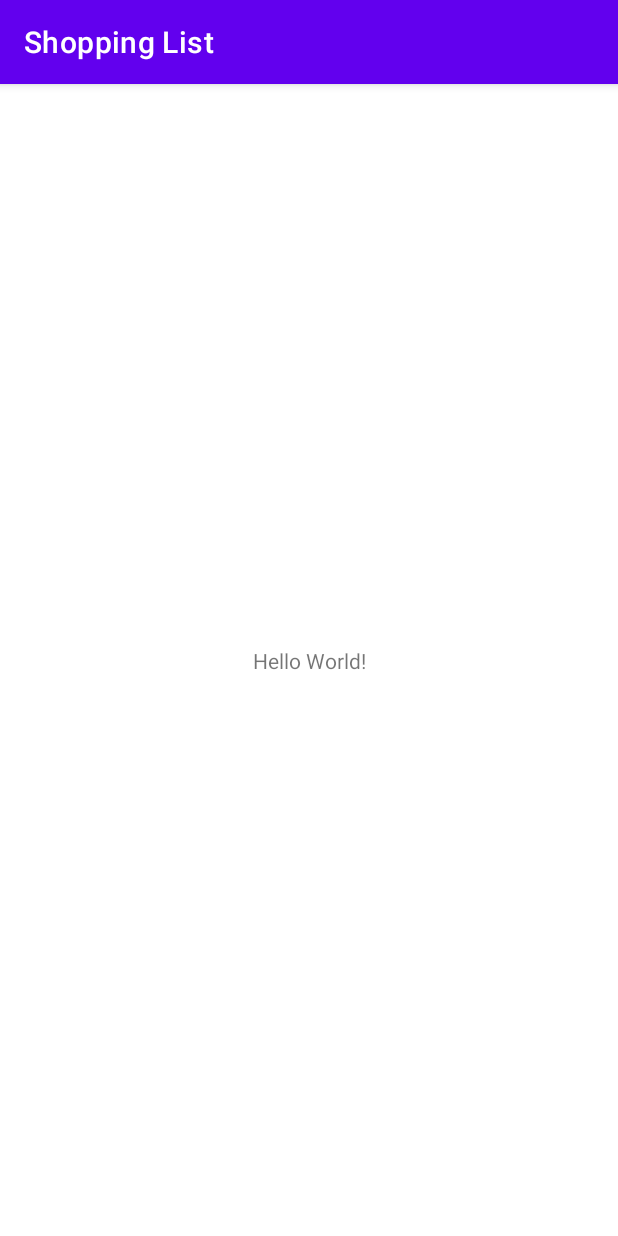
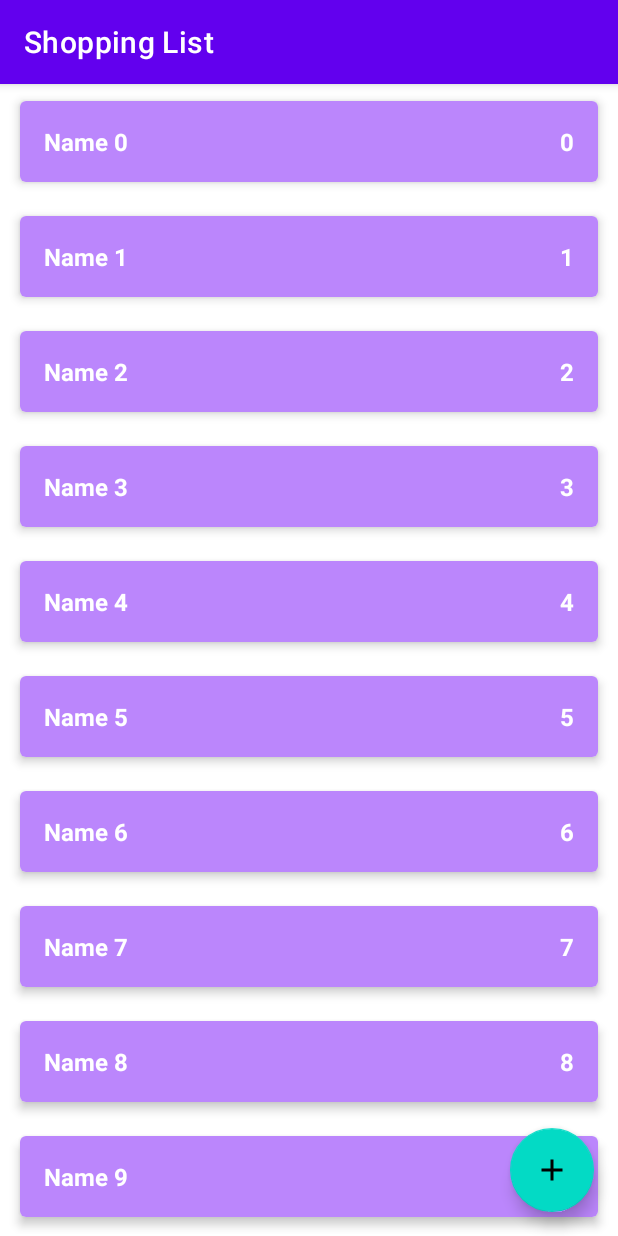
Before and after one commit to lLeoNeedl/ShoppingList, an Android app: the screen it shows after launch (MainActivity), on a phone screen of 412 x 824 dp. Run offline under Robolectric (Android 15) with nearby library versions, the phone set to English and light mode, and no system bars.

Commit message:
Finishing lesson 6

```diff
--- a/app/src/main/java/com/example/shoppinglist/data/ShopListRepositoryImpl.kt
+++ b/app/src/main/java/com/example/shoppinglist/data/ShopListRepositoryImpl.kt
@@ -7,7 +7,9 @@ import com.example.shoppinglist.domain.ShopListRepository
 
 object ShopListRepositoryImpl : ShopListRepository {
 
-    private val shopList = mutableListOf<ShopItem>()
+    private val shopList = sortedSetOf<ShopItem>(
+        { o1, o2 -> o1.id - o2.id }
+    )
 
     private var autoIncrementId = 0
 
--- a/app/src/main/java/com/example/shoppinglist/presentation/MainActivity.kt
+++ b/app/src/main/java/com/example/shoppinglist/presentation/MainActivity.kt
@@ -3,20 +3,51 @@ package com.example.shoppinglist.presentation
 import androidx.appcompat.app.AppCompatActivity
 import android.os.Bundle
 import android.util.Log
+import android.view.LayoutInflater
+import android.widget.LinearLayout
+import android.widget.TextView
 import androidx.lifecycle.ViewModelProvider
 import com.example.shoppinglist.R
 import com.example.shoppinglist.data.ShopListRepositoryImpl
+import com.example.shoppinglist.domain.ShopItem
 
 class MainActivity : AppCompatActivity() {
 
     private lateinit var viewModel: MainViewModel
+    private lateinit var linearLayoutShopList: LinearLayout
 
     override fun onCreate(savedInstanceState: Bundle?) {
         super.onCreate(savedInstanceState)
         setContentView(R.layout.activity_main)
+        linearLayoutShopList = findViewById(R.id.linearLayoutShopList)
         viewModel = ViewModelProvider(this)[MainViewModel::class.java]
         viewModel.shopList.observe(this) {
-            Log.d("MainActivityTest", it.toString())
+            showList(it)
+        }
+    }
+
+    private fun showList(list: List<ShopItem>) {
+        linearLayoutShopList.removeAllViews()
+        for (shopItem in list) {
+            val layoutId = if (shopItem.enabled) {
+                R.layout.item_shop_enabled
+            } else {
+                R.layout.item_shop_disabled
+            }
+            val view = LayoutInflater.from(this).inflate(
+                layoutId,
+                linearLayoutShopList,
+                false
+            )
+            val tvName: TextView = view.findViewById(R.id.tv_name)
+            val tvCount: TextView = view.findViewById(R.id.tv_count)
+            tvName.text = shopItem.name
+            tvCount.text = shopItem.count.toString()
+            view.setOnLongClickListener {
+                viewModel.editShopItem(shopItem)
+                true
+            }
+            linearLayoutShopList.addView(view)
         }
     }
 }
--- /dev/null
+++ b/app/src/main/res/drawable/ic_add.xml
@@ -0,0 +1,9 @@
+<vector xmlns:android="http://schemas.android.com/apk/res/android"
+    android:width="24dp"
+    android:height="24dp"
+    android:viewportWidth="24"
+    android:viewportHeight="24">
+  <path
+      android:pathData="M19,13h-6v6h-2v-6H5v-2h6V5h2v6h6v2z"
+      android:fillColor="#ffffff"/>
+</vector>
--- a/app/src/main/res/layout/activity_main.xml
+++ b/app/src/main/res/layout/activity_main.xml
@@ -6,13 +6,40 @@
     android:layout_height="match_parent"
     tools:context=".presentation.MainActivity">
 
-    <TextView
+    <ScrollView
+        android:layout_width="match_parent"
+        android:layout_height="match_parent">
+
+        <LinearLayout
+            android:id="@+id/linearLayoutShopList"
+            android:layout_width="match_parent"
+            android:layout_height="wrap_content"
+            android:orientation="vertical" />
+
+    </ScrollView>
+
+<!--    <androidx.recyclerview.widget.RecyclerView-->
+<!--        android:id="@+id/rv_shop_list"-->
+<!--        android:layout_width="0dp"-->
+<!--        android:layout_height="0dp"-->
+<!--        app:layoutManager="androidx.recyclerview.widget.LinearLayoutManager"-->
+<!--        app:layout_constraintBottom_toBottomOf="parent"-->
+<!--        app:layout_constraintEnd_toEndOf="parent"-->
+<!--        app:layout_constraintStart_toStartOf="parent"-->
+<!--        app:layout_constraintTop_toTopOf="parent"-->
+<!--        tools:listitem="@layout/item_shop_enabled" />-->
+
+    <com.google.android.material.floatingactionbutton.FloatingActionButton
+        android:id="@+id/button_add_shop_item"
         android:layout_width="wrap_content"
         android:layout_height="wrap_content"
-        android:text="Hello World!"
+        android:layout_marginEnd="16dp"
+        android:layout_marginBottom="16dp"
+        android:clickable="true"
+        android:contentDescription="@string/add_shop_item_content_description"
+        android:focusable="true"
         app:layout_constraintBottom_toBottomOf="parent"
         app:layout_constraintEnd_toEndOf="parent"
-        app:layout_constraintStart_toStartOf="parent"
-        app:layout_constraintTop_toTopOf="parent" />
+        app:srcCompat="@drawable/ic_add" />
 
 </androidx.constraintlayout.widget.ConstraintLayout>
--- /dev/null
+++ b/app/src/main/res/layout/item_shop_enabled.xml
@@ -0,0 +1,43 @@
+<?xml version="1.0" encoding="utf-8"?>
+<androidx.cardview.widget.CardView xmlns:android="http://schemas.android.com/apk/res/android"
+    xmlns:app="http://schemas.android.com/apk/res-auto"
+    xmlns:tools="http://schemas.android.com/tools"
+    android:layout_width="match_parent"
+    android:layout_height="wrap_content"
+    android:layout_marginStart="8dp"
+    android:layout_marginTop="4dp"
+    android:layout_marginEnd="8dp"
+    android:layout_marginBottom="4dp"
+    app:cardCornerRadius="4dp"
+    app:cardElevation="4dp"
+    app:cardUseCompatPadding="true">
+
+    <LinearLayout
+        android:layout_width="match_parent"
+        android:layout_height="wrap_content"
+        android:background="@color/purple_200"
+        android:orientation="horizontal"
+        android:padding="16dp">
+
+        <TextView
+            android:id="@+id/tv_name"
+            android:layout_width="0dp"
+            android:layout_height="wrap_content"
+            android:layout_weight="1"
+            android:textColor="@color/white"
+            android:textSize="16sp"
+            android:textStyle="bold"
+            tools:text="Салфетки" />
+
+        <TextView
+            android:id="@+id/tv_count"
+            android:layout_width="wrap_content"
+            android:layout_height="wrap_content"
+            android:textColor="@color/white"
+            android:textSize="16sp"
+            android:textStyle="bold"
+            tools:text="1" />
+
+    </LinearLayout>
+
+</androidx.cardview.widget.CardView>
--- a/app/src/main/res/values/strings.xml
+++ b/app/src/main/res/values/strings.xml
@@ -1,3 +1,4 @@
 <resources>
     <string name="app_name">Shopping List</string>
+    <string name="add_shop_item_content_description">Add new shop item</string>
 </resources>
```
Also changed, not shown: app/src/main/java/com/example/shoppinglist/presentation/ShopListAdapter.kt (added, +55 -0 lines), app/src/main/res/layout/item_shop_disabled.xml (added, +43 -0 lines).
